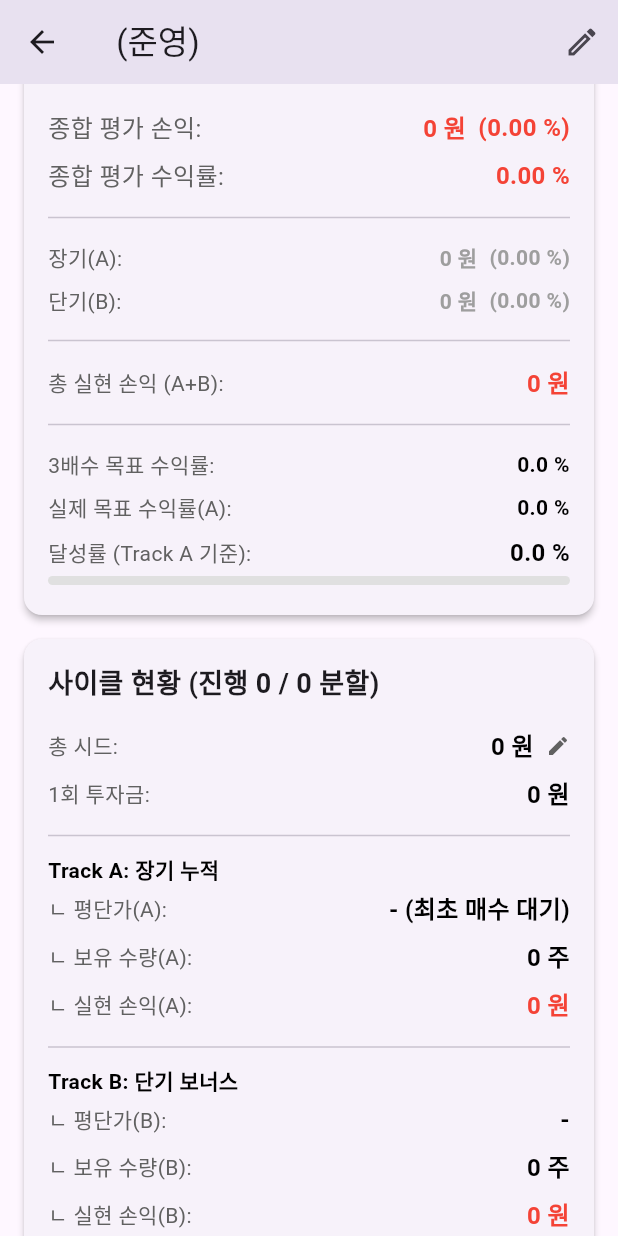
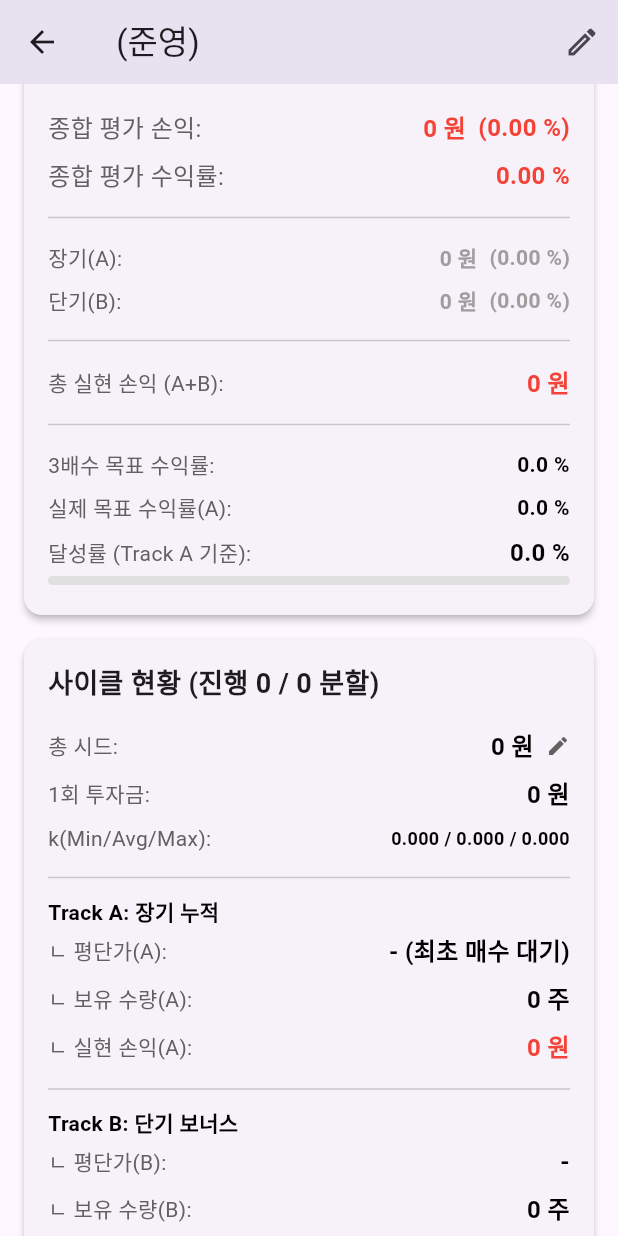
Before and after one commit to JunyeongCha/Laour_ETF, a Flutter app: the JunyeongDetailScreen screen opened directly with empty values, scrolled down 576 dp, on a phone screen of 412 x 824 dp. Run offline on Flutter 3.47's test engine with Material 3 defaults, Android fonts, the phone set to English and light mode, and no system bars; our stand-ins replace cloud_firestore, firebase_auth, firebase_core, flutter_secure_storage, shared_preferences; accounts and stored records are empty.

Commit message:
로직 완벽

```diff
--- a/lib/screens/junyeong_detail_screen.dart
+++ b/lib/screens/junyeong_detail_screen.dart
@@ -757,6 +757,7 @@ class _JunyeongDetailScreenState extends State<JunyeongDetailScreen> {
         bool showTrackB = x.abs() > 3.0; // 3% 룰
 
         // Case 1: 3% 초과 상승
+        // Case 1: 3% 초과 상승
         double recommendedBuyAmount_B = 0.0;
         double sellTargetPx1_B = 0.0,
             sellTargetPx2_B = 0.0,
@@ -771,20 +772,32 @@ class _JunyeongDetailScreenState extends State<JunyeongDetailScreen> {
           // 1순위: 시장가 매수
           recommendedBuyAmount_B = oneTimeInvestment * (1 + (x * kAvg));
 
-          // 2순위: 4분할 지정가 매도
+          // 2순위: 4분할 지정가 매도 (가격은 항상 계산)
+          double sellRange = predKrMaxPx - predKrMinPx;
+          sellTargetPx1_B = predKrMinPx + (sellRange * 0.20);
+          sellTargetPx2_B = predKrMinPx + (sellRange * 0.45);
+          sellTargetPx3_B = predKrMinPx + (sellRange * 0.75);
+          sellTargetPx4_B = predKrMinPx + (sellRange * 0.95);
+
           if (currentQuantity_B > 0) {
-            double sellRange = predKrMaxPx - predKrMinPx;
-            // [!] 가격 범위 수정 (0.2, 0.45, 0.75, 0.95)
-            sellTargetPx1_B = predKrMinPx + (sellRange * 0.20);
-            sellTargetPx2_B = predKrMinPx + (sellRange * 0.45);
-            sellTargetPx3_B = predKrMinPx + (sellRange * 0.75);
-            sellTargetPx4_B = predKrMinPx + (sellRange * 0.95);
-
-            // [!] 가중치 수정 (15/35/35/15), 소수점 표시 (floor 제거)
+            // [!] 로직 2: 이미 단기 물량이 있으면, "보유 물량" 기준으로 수량 계산
             sellQty1_B = currentQuantity_B * 0.15;
             sellQty2_B = currentQuantity_B * 0.35;
             sellQty3_B = currentQuantity_B * 0.35;
             sellQty4_B = currentQuantity_B * 0.15;
+          } else {
+            // [!] 로직 1: 단기 물량이 0주면, "예측샷" 수량 계산
+            // 예측 시초가 = 어제 종가 * (1 + x * kMin * 0.30)
+            final double assumedMarketOpenPrice = previousClosePrice * (1 + (x * kMin * 0.30) / 100);
+
+            if (assumedMarketOpenPrice > 0) {
+              final double assumedBuyQuantity_B = recommendedBuyAmount_B / assumedMarketOpenPrice;
+
+              sellQty1_B = assumedBuyQuantity_B * 0.15;
+              sellQty2_B = assumedBuyQuantity_B * 0.35;
+              sellQty3_B = assumedBuyQuantity_B * 0.35;
+              sellQty4_B = assumedBuyQuantity_B * 0.15;
+            }
           }
         }
 
@@ -806,13 +819,11 @@ class _JunyeongDetailScreenState extends State<JunyeongDetailScreen> {
           totalBuyAmount_A_Down = oneTimeInvestment * (1 - (x * kAvg));
 
           double buyRange = predHighestPx - predLowestPx;
-          // [!] 가격 범위 수정 (0.2, 0.45, 0.75, 0.95)
           buyTargetPx1_A_Down = predHighestPx - (buyRange * 0.20);
           buyTargetPx2_A_Down = predHighestPx - (buyRange * 0.45);
           buyTargetPx3_A_Down = predHighestPx - (buyRange * 0.75);
           buyTargetPx4_A_Down = predHighestPx - (buyRange * 0.95);
 
-          // [!] 가중치 수정 (15/35/35/15), 소수점 표시 (floor 제거)
           double buyAmount1 = totalBuyAmount_A_Down * 0.15;
           double buyAmount2 = totalBuyAmount_A_Down * 0.35;
           double buyAmount3 = totalBuyAmount_A_Down * 0.35;
@@ -830,11 +841,12 @@ class _JunyeongDetailScreenState extends State<JunyeongDetailScreen> {
               buyQty4_A_Down;
 
           if (totalNewBuyQty > 0) {
-            // [!] 가격 수정 (종가 -0.1%, 종가)
-            sellRecoverPx1 = previousClosePrice * 0.999;
-            sellRecoverPx2 = previousClosePrice;
-
-            // [!] 수량 50:50, 소수점 표시 (floor 제거)
+            // [!] 로직 2: "예측샷" 가격으로 수정
+            // 1차 판매가 = 어제종가 * (1 - x * kMin * 0.40)
+            sellRecoverPx1 = previousClosePrice * (1 + (x * kMin * 0.40) / 100);
+            // 2차 판매가 = 어제종가 * (1 - x * kMin * 0.20)
+            sellRecoverPx2 = previousClosePrice * (1 + (x * kMin * 0.20) / 100);
+
             sellRecoverQty1 = totalNewBuyQty * 0.5;
             sellRecoverQty2 = totalNewBuyQty * 0.5;
           }
@@ -1122,6 +1134,14 @@ class _JunyeongDetailScreenState extends State<JunyeongDetailScreen> {
                     textColor: textColor,
                     subTextColor: subTextColor,
                   ),
+                  // [!] K-Factor 디버그용 표시
+                  _buildInfoRow(
+                    'k(Min/Avg/Max):',
+                    '${kMin.toStringAsFixed(3)} / ${kAvg.toStringAsFixed(3)} / ${kMax.toStringAsFixed(3)}',
+                    textColor: textColor,
+                    subTextColor: subTextColor,
+                    valueFontSize: 12.0, // 폰트 작게
+                  ),
                   const Divider(height: 24),
                   Text('Track A: 장기 누적',
                       style:
@@ -1232,6 +1252,15 @@ class _JunyeongDetailScreenState extends State<JunyeongDetailScreen> {
                         Text(
                           '아래 4개의 지정가 매도 주문을 (당일 유효)로 거세요.',
                           style: TextStyle(color: subTextColor, fontSize: 13),
+                          ),
+                        // [!] 로직 2: 롤오버 경고 문구 추가
+                        if (currentQuantity_B > 0)
+                          Padding(
+                            padding: const EdgeInsets.only(top: 4.0),
+                            child: Text(
+                              '(어제 물량이라면 롤오버 부탁드립니다)',
+                              style: TextStyle(color: Colors.orange.shade700, fontSize: 12, fontWeight: FontWeight.bold),
+                            ),
                           ),
                         const SizedBox(height: 8),
                         _buildDirectiveRow(
@@ -1543,8 +1572,10 @@ class _JunyeongDetailScreenState extends State<JunyeongDetailScreen> {
                 ),
 
                 // [!] "정산 완료" 버튼 항상 표시되도록 수정 (수동 정산)
+                // [!] 로직 4: "정산 완료" 버튼 (0주 && 1회 이상 거래) 조건으로 수정
                 if (!isManuallyCompleted &&
-                    (currentQuantity_A + currentQuantity_B) > 0)
+                    (currentQuantity_A + currentQuantity_B) == 0 &&
+                    tValue > 0)
                   Padding(
                     padding: const EdgeInsets.only(top: 24.0),
                     child: OutlinedButton(
@@ -1554,7 +1585,7 @@ class _JunyeongDetailScreenState extends State<JunyeongDetailScreen> {
                         foregroundColor: Colors.blue.shade700,
                         side: BorderSide(color: Colors.blue.shade700),
                       ),
-                      child: const Text('정산완료하기 (수동)'), // [!] 텍스트 고정
+                      child: const Text('정산완료하기 (수동)'),
                     ),
                   ),
               ],
```
